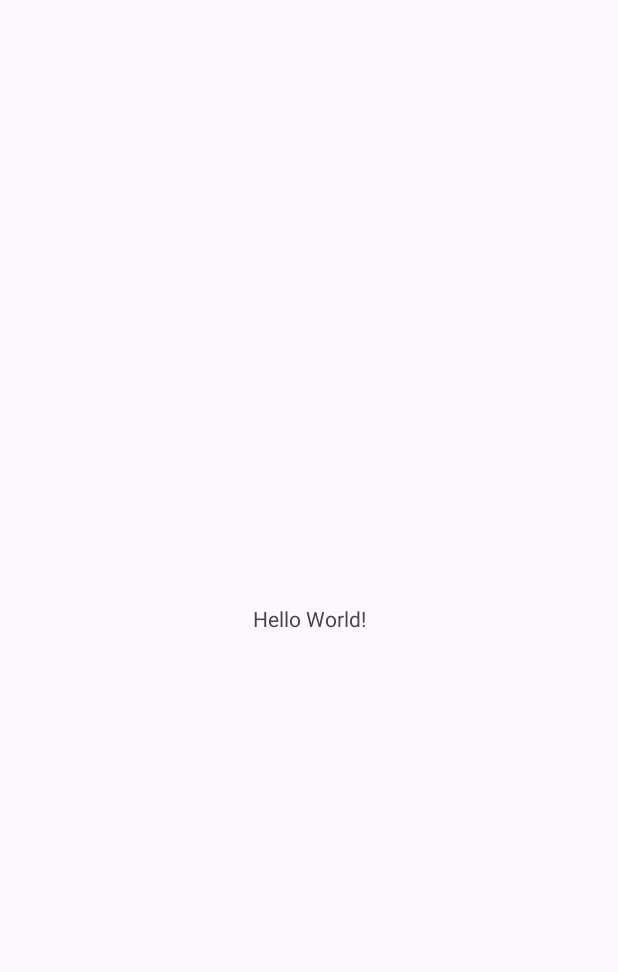
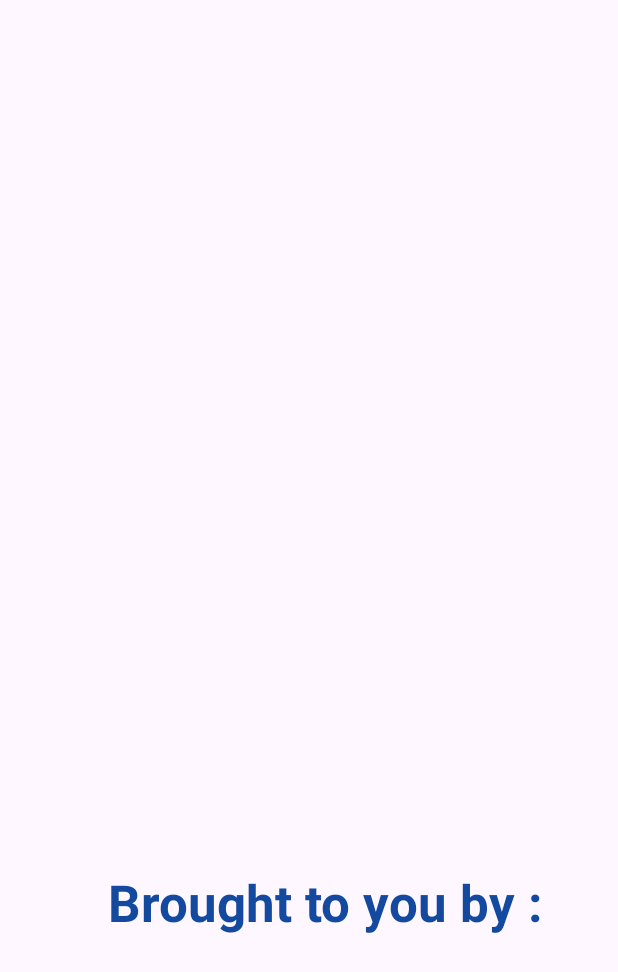
Before and after one commit to naitiklovestech/Cakebox, an Android app: the screen it shows after launch (MainActivity), on a phone screen of 412 x 824 dp. Before the commit the part shown is almost empty. Shown: the top 972 px of the screen. Run offline under Robolectric (Android 15) with nearby library versions, the phone set to English and light mode, and no system bars.

Commit message:
changed login screen

```diff
--- a/app/src/main/res/layout/activity_login_screen.xml
+++ b/app/src/main/res/layout/activity_login_screen.xml
@@ -10,10 +10,17 @@
     <TextView
         android:layout_width="wrap_content"
         android:layout_height="wrap_content"
-        android:text="Hello World!"
+        android:text="Brought to you by :"
+        android:textColor="@color/blue"
+        android:textSize="34dp"
+        android:textStyle="bold"
         app:layout_constraintBottom_toBottomOf="parent"
         app:layout_constraintEnd_toEndOf="parent"
+        app:layout_constraintHorizontal_bias="0.586"
         app:layout_constraintStart_toStartOf="parent"
-        app:layout_constraintTop_toTopOf="parent" />
+        app:layout_constraintTop_toTopOf="parent"
+        app:layout_constraintVertical_bias="0.743" />
+
+
 
 </androidx.constraintlayout.widget.ConstraintLayout>
```
